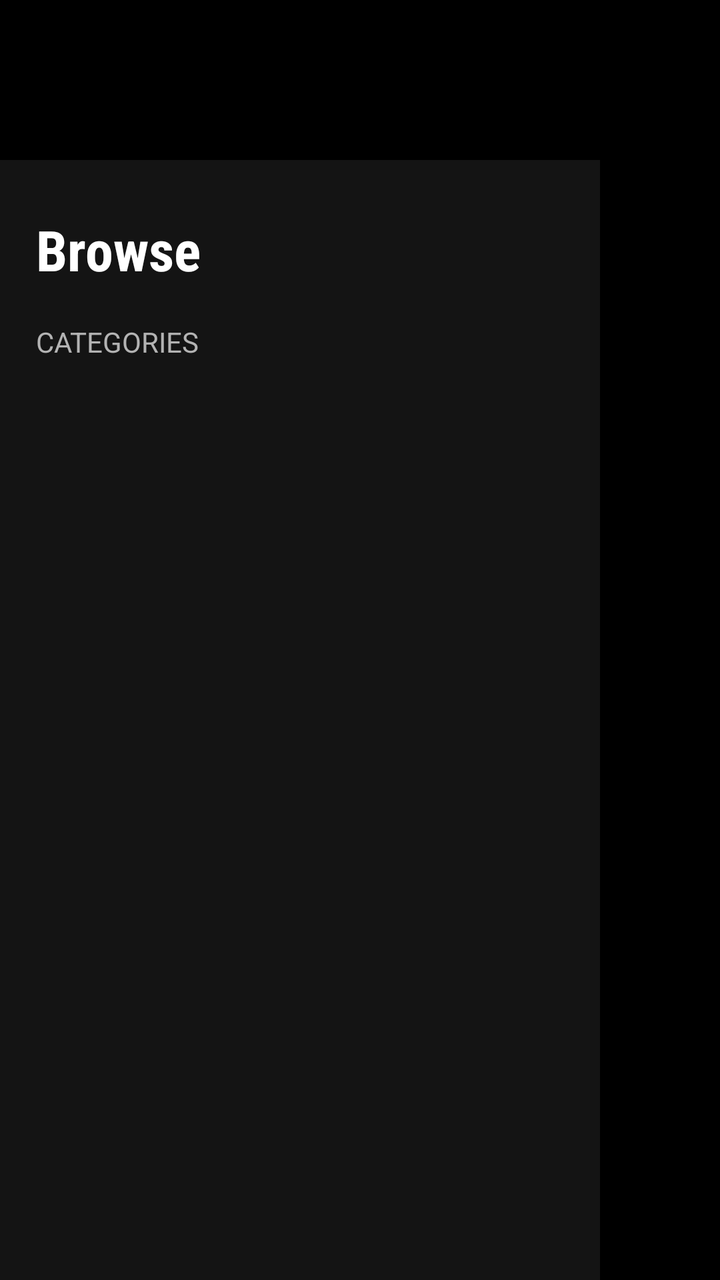
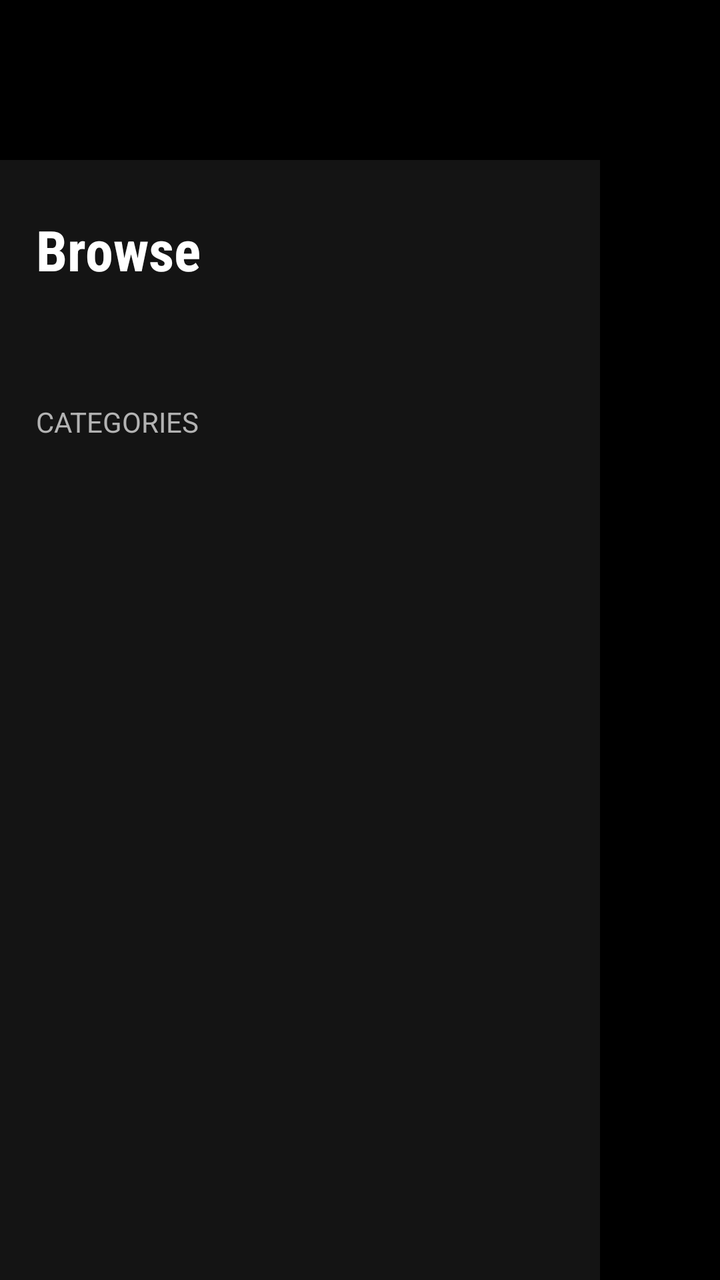

Screens rendered from an Android XML layout before and after an edit, with the pre-edit source and the edit as a unified diff.
<!-- AndroidManifest.xml: application theme AppTheme -->
<!-- res/layout/activity_browse.xml -->
<?xml version="1.0" encoding="utf-8"?>
<LinearLayout xmlns:android="http://schemas.android.com/apk/res/android"
    android:layout_width="match_parent"
    android:layout_height="match_parent"
    android:background="@color/bg"
    android:orientation="vertical">

    <FrameLayout
        android:id="@+id/navHost"
        android:layout_width="match_parent"
        android:layout_height="80dp" />

    <LinearLayout
        android:layout_width="match_parent"
        android:layout_height="0dp"
        android:layout_weight="1"
        android:orientation="horizontal">

        <LinearLayout
            android:layout_width="300dp"
            android:layout_height="match_parent"
            android:background="@color/panel"
            android:orientation="vertical"
            android:padding="18dp">

            <TextView
                android:layout_width="match_parent"
                android:layout_height="wrap_content"
                android:fontFamily="sans-serif-condensed"
                android:paddingTop="8dp"
                android:paddingBottom="14dp"
                android:text="Browse"
                android:textColor="@color/text"
                android:textSize="28sp"
                android:textStyle="bold" />

            <LinearLayout
                android:layout_width="match_parent"
                android:layout_height="wrap_content"
                android:orientation="horizontal"
                android:visibility="gone">

                <Button
                    android:id="@+id/tabLive"
                    android:layout_width="0dp"
                    android:layout_height="48dp"
                    android:layout_marginEnd="3dp"
                    android:layout_weight="1"
                    android:background="@drawable/tab_bg"
                    android:minWidth="0dp"
                    android:minHeight="0dp"
                    android:paddingStart="4dp"
                    android:paddingEnd="4dp"
                    android:stateListAnimator="@null"
                    android:text="@string/live"
                    android:textColor="@color/text"
                    android:textSize="15sp"
                    android:textStyle="bold" />

                <Button
                    android:id="@+id/tabVod"
                    android:layout_width="0dp"
                    android:layout_height="48dp"
                    android:layout_marginStart="3dp"
                    android:layout_marginEnd="3dp"
                    android:layout_weight="1"
                    android:background="@drawable/tab_bg"
                    android:minWidth="0dp"
                    android:minHeight="0dp"
                    android:paddingStart="4dp"
                    android:paddingEnd="4dp"
                    android:stateListAnimator="@null"
                    android:text="@string/movies"
                    android:textColor="@color/text"
                    android:textSize="15sp"
                    android:textStyle="bold" />

                <Button
                    android:id="@+id/tabSeries"
                    android:layout_width="0dp"
                    android:layout_height="48dp"
                    android:layout_marginStart="3dp"
                    android:layout_weight="1"
                    android:background="@drawable/tab_bg"
                    android:minWidth="0dp"
                    android:minHeight="0dp"
                    android:paddingStart="4dp"
                    android:paddingEnd="4dp"
                    android:stateListAnimator="@null"
                    android:text="@string/series"
                    android:textColor="@color/text"
                    android:textSize="15sp"
                    android:textStyle="bold" />
            </LinearLayout>

            <TextView
                android:layout_width="match_parent"
                android:layout_height="wrap_content"
                android:paddingTop="4dp"
                android:paddingBottom="8dp"
                android:text="@string/categories"
                android:textAllCaps="true"
                android:textColor="@color/text_dim"
                android:textSize="14sp" />

            <androidx.recyclerview.widget.RecyclerView
                android:id="@+id/categories"
                android:layout_width="match_parent"
                android:layout_height="0dp"
                android:layout_weight="1"
                android:clipToPadding="false" />
        </LinearLayout>

        <FrameLayout
            android:layout_width="0dp"
            android:layout_height="match_parent"
            android:layout_weight="1">

            <androidx.recyclerview.widget.RecyclerView
                android:id="@+id/streams"
                android:layout_width="match_parent"
                android:layout_height="match_parent"
                android:clipChildren="false"
                android:clipToPadding="false"
                android:padding="20dp" />

            <ProgressBar
                android:id="@+id/progress"
                android:layout_width="wrap_content"
                android:layout_height="wrap_content"
                android:layout_gravity="center"
                android:visibility="gone" />

            <TextView
                android:id="@+id/status"
                android:layout_width="wrap_content"
                android:layout_height="wrap_content"
                android:layout_gravity="center"
                android:gravity="center"
                android:padding="24dp"
                android:textColor="@color/text_dim"
                android:textSize="16sp" />
        </FrameLayout>
    </LinearLayout>
</LinearLayout>
<!-- resources referenced by this layout -->
<resources>
  <color name="bg">#000000</color>
  <color name="panel">#141414</color>
  <color name="text">#FFFFFF</color>
  <color name="text_dim">#B3B3B3</color>
  <!-- drawable tab_bg (drawable) -->
  <?xml version="1.0" encoding="utf-8"?>
  <selector xmlns:android="http://schemas.android.com/apk/res/android">
      <item android:state_focused="true" android:state_selected="true">
          <shape android:shape="rectangle">
              <solid android:color="@color/accent_light" />
              <corners android:radius="4dp" />
          </shape>
      </item>
      <item android:state_selected="true">
          <shape android:shape="rectangle">
              <solid android:color="@color/accent" />
              <corners android:radius="4dp" />
          </shape>
      </item>
      <item android:state_focused="true">
          <shape android:shape="rectangle">
              <solid android:color="#262626" />
              <stroke
                  android:width="2dp"
                  android:color="@color/focused" />
              <corners android:radius="4dp" />
          </shape>
      </item>
      <item>
          <shape android:shape="rectangle">
              <solid android:color="#00000000" />
              <stroke
                  android:width="1dp"
                  android:color="@color/card_border" />
              <corners android:radius="4dp" />
          </shape>
      </item>
  </selector>
  <string name="categories">Categories</string>
  <string name="live">LIVE</string>
  <string name="movies">MOVIES</string>
  <string name="series">SERIES</string>
  <style name="AppTheme" parent="Theme.AppCompat.NoActionBar">
          <item name="android:windowBackground">@color/bg</item>
          <item name="android:windowNoTitle">true</item>
          <item name="android:windowFullscreen">true</item>
          <item name="colorAccent">@color/accent</item>
          <item name="android:textColor">@color/text</item>
      </style>
  <color name="accent_light">#FF2A33</color>
  <color name="accent">#E50914</color>
  <color name="focused">#FFFFFF</color>
  <color name="card_border">#2F2F2F</color>
</resources>

<!-- the commit's change to res/layout/activity_browse.xml (unified diff, before → after) -->
@@ -93,6 +93,19 @@
                     android:textStyle="bold" />
             </LinearLayout>
 
+            <HorizontalScrollView
+                android:layout_width="match_parent"
+                android:layout_height="wrap_content"
+                android:overScrollMode="never"
+                android:scrollbars="none">
+
+                <LinearLayout
+                    android:id="@+id/chipRow"
+                    android:layout_width="wrap_content"
+                    android:layout_height="40dp"
+                    android:orientation="horizontal" />
+            </HorizontalScrollView>
+
             <TextView
                 android:layout_width="match_parent"
                 android:layout_height="wrap_content"
